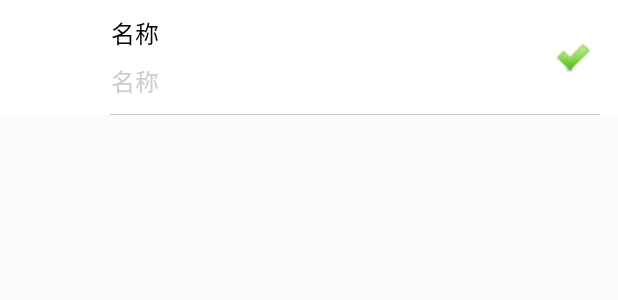
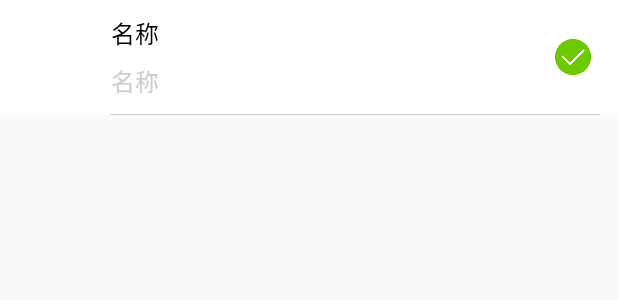
Before and after one commit to hobart1987hu/faceTrans, an Android app: the layout item_transfer.xml on its own in the app's theme, with its tools: preview values and no code run, on a phone screen of 412 x 824 dp. Shown: the top 300 px of the screen. Run offline under Robolectric (Android 15) with nearby library versions, the phone set to English and light mode, and no system bars.

Commit message:
优化代码

```diff
--- a/FaceTrans/app/src/main/java/org/hobart/facetrans/ui/adapter/FileInfoSelectedAdapter.java
+++ b/FaceTrans/app/src/main/java/org/hobart/facetrans/ui/adapter/FileInfoSelectedAdapter.java
@@ -102,7 +102,7 @@ public class FileInfoSelectedAdapter extends BaseAdapter {
             viewHolder.iv_tick.setOnClickListener(new View.OnClickListener() {
                 @Override
                 public void onClick(View v) {
-                    FTFileManager.getInstance().getFTFiles().remove(fileInfo.getFilePath());
+                    FTFileManager.getInstance().getFTFiles().remove(fileInfo.getId());
                     notifyDataSetChanged();
                     if (mOnDataListChangedListener != null)
                         mOnDataListChangedListener.onDataChanged();
--- a/FaceTrans/app/src/main/res/layout/item_transfer.xml
+++ b/FaceTrans/app/src/main/res/layout/item_transfer.xml
@@ -25,7 +25,7 @@
             android:layout_alignParentRight="true"
             android:layout_centerVertical="true"
             android:layout_marginRight="12dp"
-            android:src="@mipmap/icon_tick" />
+            android:src="@mipmap/ic_selected" />
 
         <LinearLayout
             android:layout_width="match_parent"
```
Also changed, not shown: FaceTrans/app/src/main/res/mipmap-xhdpi/ic_selected.png (added), FaceTrans/app/src/main/res/mipmap-xhdpi/icon_tick.png (deleted).
